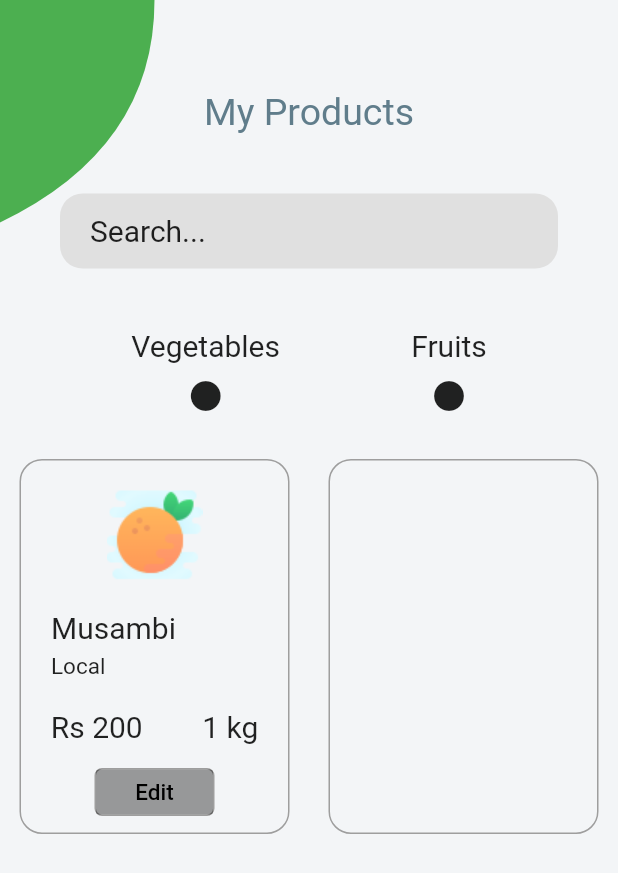
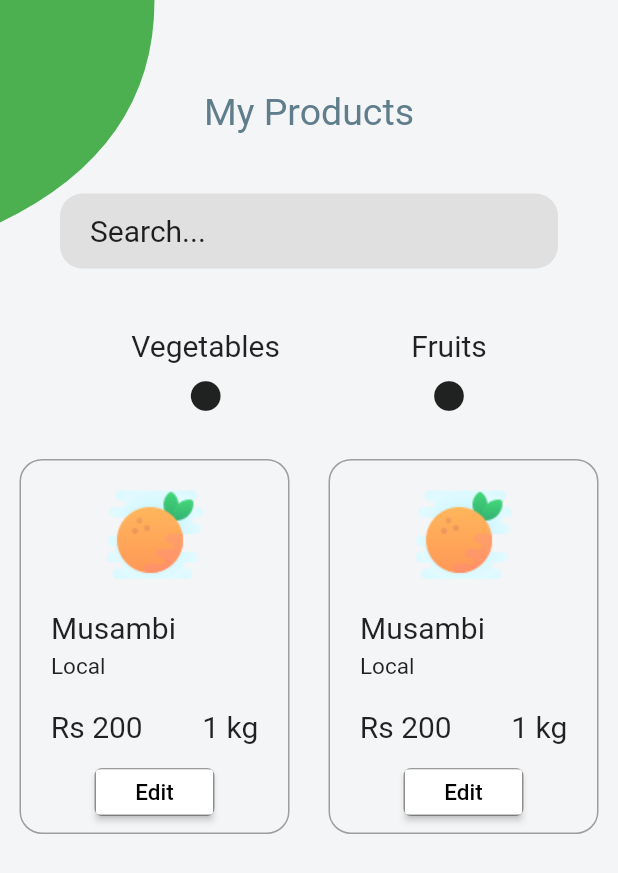
Before and after one commit to Onestop-Agrotech/Seva-Business, a Flutter app: the Products screen opened by its route, on a phone screen of 412 x 824 dp. Shown: the top 873 px of the screen. Run offline on Flutter 3.47's test engine with Material 2 defaults, Android fonts, the phone set to English and light mode, and no system bars; our stand-ins replace otp_text_field.

Commit message:
added controlers

```diff
--- a/lib/screens/Signin.dart
+++ b/lib/screens/Signin.dart
@@ -98,6 +98,7 @@ class _SigninState extends State<Signin> {
                       autofocus: false,
                       focusNode: _mobileFocus,
                       keyboardType: TextInputType.number,
+                            controller: _mobileController,
 
                       validator: (String val) {
                         if (val.isEmpty) return 'MObile  cannot be empty';
--- a/lib/screens/products.dart
+++ b/lib/screens/products.dart
@@ -1,5 +1,6 @@
 import 'package:flutter/material.dart';
 import 'package:sevaBusiness/graphics/greenBg.dart';
+import 'package:sevaBusiness/screens/test.dart';
 
 class Products extends StatefulWidget {
   Products({Key key, this.title}) : super(key: key);
@@ -148,16 +149,15 @@ class _ProductsState extends State<Products> {
                           border: Border.all(color: Colors.grey)),
                       child: RaisedButton(
                         color: Colors.white,
-                        // onPressed: () {
-                        //   Navigator.push(
-                        //     context,
-                        //     MaterialPageRoute(
-                        //       builder: (_) => Test(
-                        //           destination: destination,
-                        //           ),
-                        //     ),
-                        //   );
-                        // },
+                        onPressed: () {
+                          Navigator.push(
+                            context,
+                            MaterialPageRoute(
+                              builder: (_) => Test(
+                                  ),
+                            ),
+                          );
+                        },
                         child: const Text('Edit',
                             style:
                                 TextStyle(fontSize: 15, color: Colors.black)),
@@ -172,7 +172,74 @@ class _ProductsState extends State<Products> {
                 decoration: BoxDecoration(
                     // color: Colors.white,
                     borderRadius: BorderRadius.circular(15.0),
-                    border: Border.all(color: Colors.grey)),
+                    border: Border.all(color: Colors.grey)
+                    ),
+                     child: Column(
+                  children: <Widget>[
+                    Container(
+                        width: 100,
+                        child: Image.asset('assets/image/orange.png')),
+                    Row(
+                      children: <Widget>[
+                        Padding(
+                          padding: const EdgeInsets.only(left: 20),
+                          child: Text(
+                            "Musambi",
+                            style: TextStyle(fontSize: 20),
+                          ),
+                        ),
+                      ],
+                    ),
+                    Row(
+                      children: <Widget>[
+                        Padding(
+                          padding: const EdgeInsets.only(left: 20, top: 5),
+                          child: Text(
+                            "Local",
+                            style: TextStyle(fontSize: 15),
+                          ),
+                        ),
+                      ],
+                    ),
+                    SizedBox(height: 20.0),
+                    Row(
+                      mainAxisAlignment: MainAxisAlignment.spaceAround,
+                      children: <Widget>[
+                        Text(
+                          "Rs 200",
+                          style: TextStyle(fontSize: 20),
+                        ),
+                        Text(
+                          "1 kg",
+                          style: TextStyle(fontSize: 20),
+                        )
+                      ],
+                    ),
+                    SizedBox(height: 16),
+                    Container(
+                      height: 32,
+                      width: 80,
+                      decoration: BoxDecoration(
+                          borderRadius: BorderRadius.circular(5.0),
+                          border: Border.all(color: Colors.grey)),
+                      child: RaisedButton(
+                        color: Colors.white,
+                        onPressed: () {
+                          Navigator.push(
+                            context,
+                            MaterialPageRoute(
+                              builder: (_) => Test(
+                                  ),
+                            ),
+                          );
+                        },
+                        child: const Text('Edit',
+                            style:
+                                TextStyle(fontSize: 15, color: Colors.black)),
+                      ),
+                    )
+                  ],
+                ),
               ),
             ],
           )
```
